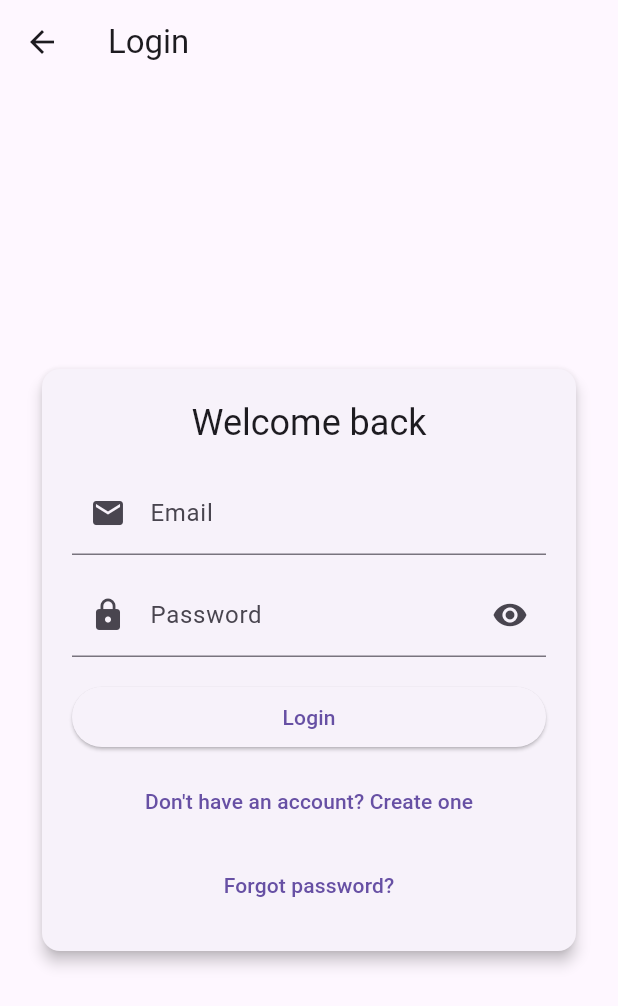
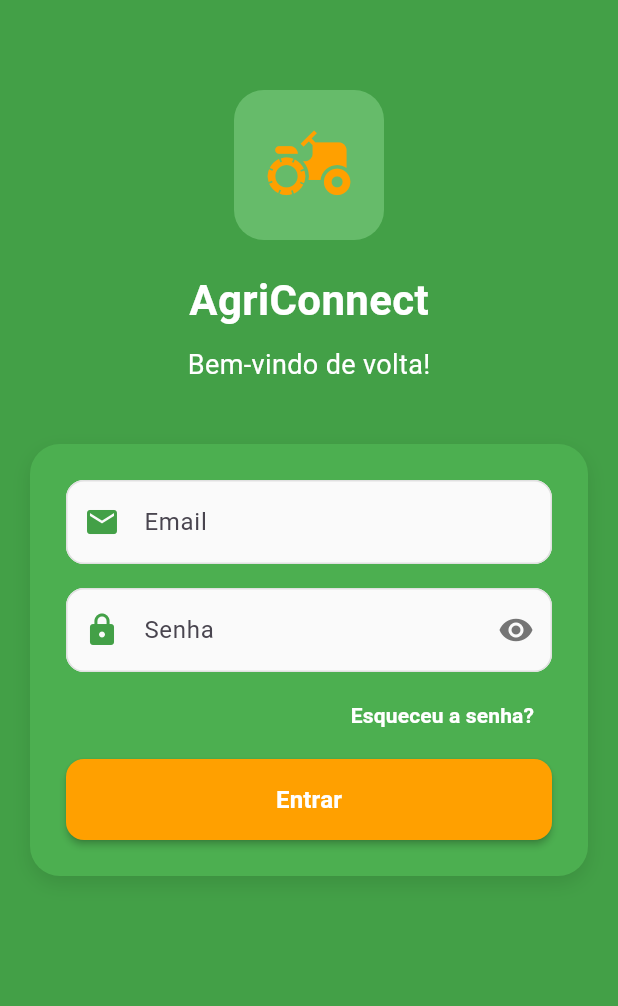
Before and after one commit to restenPiz/AgriConnect, a Flutter app: the login screen opened directly, on a phone screen of 412 x 824 dp. Shown: the top 1006 px of the screen. Run offline on Flutter 3.47's test engine with Material 3 defaults, Android fonts, the phone set to English and light mode, and no system bars.

Commit message:
Doing some updates in the login page

```diff
--- a/agri_connect/lib/Auth/login.dart
+++ b/agri_connect/lib/Auth/login.dart
@@ -24,129 +24,263 @@ class _loginState extends State<login> {
   }
 
   String? _emailValidator(String? v) {
-    if (v == null || v.trim().isEmpty) return 'Email is required';
+    if (v == null || v.trim().isEmpty) return 'Email é obrigatório';
     final emailRegex = RegExp(r'^[^@]+@[^@]+\.[^@]+');
-    if (!emailRegex.hasMatch(v.trim())) return 'Enter a valid email';
+    if (!emailRegex.hasMatch(v.trim())) return 'Digite um email válido';
     return null;
   }
 
   String? _passwordValidator(String? v) {
-    if (v == null || v.isEmpty) return 'Password is required';
-    if (v.length < 6) return 'Password must be at least 6 characters';
+    if (v == null || v.isEmpty) return 'Senha é obrigatória';
+    if (v.length < 6) return 'Senha deve ter pelo menos 6 caracteres';
     return null;
+  }
+
+  Future<void> _handleLogin() async {
+    setState(() {
+      _errorMessage = null;
+    });
+
+    if (!_formKey.currentState!.validate()) return;
+
+    setState(() {
+      _loading = true;
+    });
+
+    // Simulate network delay
+    await Future.delayed(const Duration(seconds: 2));
+
+    setState(() {
+      _loading = false;
+    });
   }
 
   @override
   Widget build(BuildContext context) {
-    final theme = Theme.of(context);
     return Scaffold(
-      appBar: AppBar(title: const Text('Login')),
-      body: Center(
+      backgroundColor: Colors.green[600],
+      body: SafeArea(
         child: SingleChildScrollView(
-          padding: const EdgeInsets.symmetric(horizontal: 24.0),
-          child: ConstrainedBox(
-            constraints: const BoxConstraints(maxWidth: 500),
-            child: Card(
-              elevation: 4,
-              shape: RoundedRectangleBorder(
-                borderRadius: BorderRadius.circular(12),
+          padding: const EdgeInsets.all(20.0),
+          child: Column(
+            children: [
+              const SizedBox(height: 40),
+
+              // Logo/Icon
+              Container(
+                padding: const EdgeInsets.all(20),
+                decoration: BoxDecoration(
+                  color: Colors.green[400],
+                  borderRadius: BorderRadius.circular(20),
+                ),
+                child: Icon(
+                  Icons.agriculture,
+                  size: 60,
+                  color: Colors.amber[700],
+                ),
               ),
-              child: Padding(
-                padding: const EdgeInsets.all(20.0),
+              const SizedBox(height: 20),
+
+              // App Name
+              const Text(
+                "AgriConnect",
+                style: TextStyle(
+                  fontSize: 28,
+                  fontWeight: FontWeight.bold,
+                  color: Colors.white,
+                ),
+              ),
+              const SizedBox(height: 10),
+
+              // Welcome message
+              const Text(
+                "Bem-vindo de volta!",
+                style: TextStyle(fontSize: 18, color: Colors.white),
+              ),
+              const SizedBox(height: 40),
+
+              // Login Form Card
+              Container(
+                padding: const EdgeInsets.all(24.0),
+                decoration: BoxDecoration(
+                  color: Colors.green[500],
+                  borderRadius: BorderRadius.circular(20),
+                  boxShadow: [
+                    BoxShadow(
+                      color: Colors.black.withOpacity(0.1),
+                      blurRadius: 10,
+                      offset: const Offset(0, 5),
+                    ),
+                  ],
+                ),
                 child: Form(
                   key: _formKey,
                   child: Column(
-                    mainAxisSize: MainAxisSize.min,
+                    crossAxisAlignment: CrossAxisAlignment.stretch,
                     children: [
-                      Text(
-                        'Welcome back',
-                        style: theme.textTheme.headlineSmall,
-                      ),
-                      const SizedBox(height: 16),
+                      // Email Field
                       TextFormField(
                         controller: _emailCtrl,
                         keyboardType: TextInputType.emailAddress,
-                        decoration: const InputDecoration(
+                        enabled: !_loading,
+                        decoration: InputDecoration(
                           labelText: 'Email',
-                          prefixIcon: Icon(Icons.email),
+                          prefixIcon: Icon(
+                            Icons.email,
+                            color: Colors.green[600],
+                          ),
+                          border: OutlineInputBorder(
+                            borderRadius: BorderRadius.circular(12),
+                          ),
+                          enabledBorder: OutlineInputBorder(
+                            borderRadius: BorderRadius.circular(12),
+                            borderSide: BorderSide(color: Colors.grey[300]!),
+                          ),
+                          focusedBorder: OutlineInputBorder(
+                            borderRadius: BorderRadius.circular(12),
+                            borderSide: BorderSide(
+                              color: Colors.green[600]!,
+                              width: 2,
+                            ),
+                          ),
+                          filled: true,
+                          fillColor: Colors.grey[50],
                         ),
                         validator: _emailValidator,
                         autofillHints: const [AutofillHints.email],
                       ),
-                      const SizedBox(height: 12),
+                      const SizedBox(height: 16),
+
+                      // Password Field
                       TextFormField(
                         controller: _passwordCtrl,
                         obscureText: _obscure,
+                        enabled: !_loading,
                         decoration: InputDecoration(
-                          labelText: 'Password',
-                          prefixIcon: const Icon(Icons.lock),
+                          labelText: 'Senha',
+                          prefixIcon: Icon(
+                            Icons.lock,
+                            color: Colors.green[600],
+                          ),
                           suffixIcon: IconButton(
                             icon: Icon(
                               _obscure
                                   ? Icons.visibility
                                   : Icons.visibility_off,
+                              color: Colors.grey[600],
                             ),
                             onPressed: () =>
                                 setState(() => _obscure = !_obscure),
                           ),
+                          border: OutlineInputBorder(
+                            borderRadius: BorderRadius.circular(12),
+                          ),
+                          enabledBorder: OutlineInputBorder(
+                            borderRadius: BorderRadius.circular(12),
+                            borderSide: BorderSide(color: Colors.grey[300]!),
+                          ),
+                          focusedBorder: OutlineInputBorder(
+                            borderRadius: BorderRadius.circular(12),
+                            borderSide: BorderSide(
+                              color: Colors.green[600]!,
+                              width: 2,
+                            ),
+                          ),
+                          filled: true,
+                          fillColor: Colors.grey[50],
                         ),
                         validator: _passwordValidator,
                         autofillHints: const [AutofillHints.password],
                       ),
-                      const SizedBox(height: 16),
-                      if (_errorMessage != null)
-                        Padding(
-                          padding: const EdgeInsets.only(bottom: 8.0),
+                      const SizedBox(height: 5),
+
+                      // Forgot Password Link
+                      Align(
+                        alignment: Alignment.centerRight,
+                        child: TextButton(
+                          onPressed: _loading
+                              ? null
+                              : () {
+                                  Navigator.of(
+                                    context,
+                                  ).pushNamed('/forgotPassword');
+                                },
                           child: Text(
-                            _errorMessage!,
-                            style: const TextStyle(color: Colors.red),
+                            'Esqueceu a senha?',
+                            style: TextStyle(
+                              color: Colors.white,
+                              fontWeight: FontWeight.w600,
+                            ),
                           ),
                         ),
-                      SizedBox(
-                        width: double.infinity,
-                        child: ElevatedButton(
-                          onPressed: () {},
-                          child: _loading
-                              ? const SizedBox(
-                                  height: 16,
-                                  width: 16,
-                                  child: CircularProgressIndicator(
-                                    strokeWidth: 2,
-                                    color: Colors.white,
+                      ),
+                      const SizedBox(height: 5),
+
+                      // Error Message
+                      if (_errorMessage != null)
+                        Container(
+                          padding: const EdgeInsets.all(12),
+                          margin: const EdgeInsets.only(bottom: 16),
+                          decoration: BoxDecoration(
+                            color: Colors.red[50],
+                            borderRadius: BorderRadius.circular(8),
+                            border: Border.all(color: Colors.red[200]!),
+                          ),
+                          child: Row(
+                            children: [
+                              Icon(
+                                Icons.error_outline,
+                                color: Colors.red[700],
+                                size: 20,
+                              ),
+                              const SizedBox(width: 8),
+                              Expanded(
+                                child: Text(
+                                  _errorMessage!,
+                                  style: TextStyle(
+                                    color: Colors.red[700],
+                                    fontSize: 14,
                                   ),
-                                )
-                              : const Text('Login'),
+                                ),
+                              ),
+                            ],
+                          ),
                         ),
-                      ),
-                      const SizedBox(height: 8),
-                      TextButton(
-                        onPressed: _loading
-                            ? null
-                            : () {
-                                // Navigate to create account page (adjust route/name to your project)
-                                Navigator.of(
-                                  context,
-                                ).pushNamed('/createAccount');
-                              },
-                        child: const Text("Don't have an account? Create one"),
-                      ),
-                      const SizedBox(height: 8),
-                      TextButton(
-                        onPressed: _loading
-                            ? null
-                            : () {
-                                // Implement password reset flow / navigation as needed
-                                Navigator.of(
-                                  context,
-                                ).pushNamed('/forgotPassword');
-                              },
-                        child: const Text('Forgot password?'),
+
+                      // Login Button
+                      ElevatedButton(
+                        style: ElevatedButton.styleFrom(
+                          backgroundColor: Colors.amber[700],
+                          foregroundColor: Colors.white,
+                          minimumSize: const Size(double.infinity, 54),
+                          shape: RoundedRectangleBorder(
+                            borderRadius: BorderRadius.circular(12),
+                          ),
+                          elevation: 2,
+                        ),
+                        onPressed: _loading ? null : _handleLogin,
+                        child: _loading
+                            ? const SizedBox(
+                                height: 20,
+                                width: 20,
+                                child: CircularProgressIndicator(
+                                  strokeWidth: 2.5,
+                                  color: Colors.white,
+                                ),
+                              )
+                            : const Text(
+                                'Entrar',
+                                style: TextStyle(
+                                  fontSize: 16,
+                                  fontWeight: FontWeight.bold,
+                                ),
+                              ),
                       ),
                     ],
                   ),
                 ),
               ),
-            ),
+            ],
           ),
         ),
       ),
```
